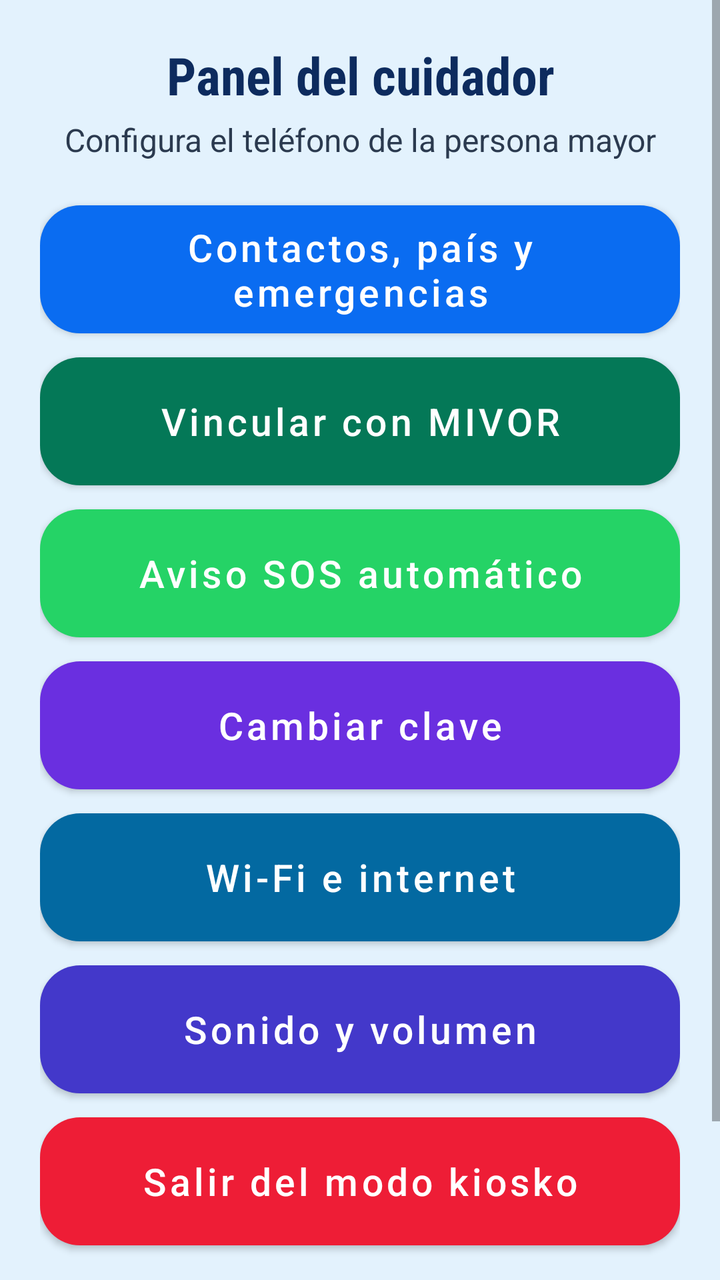
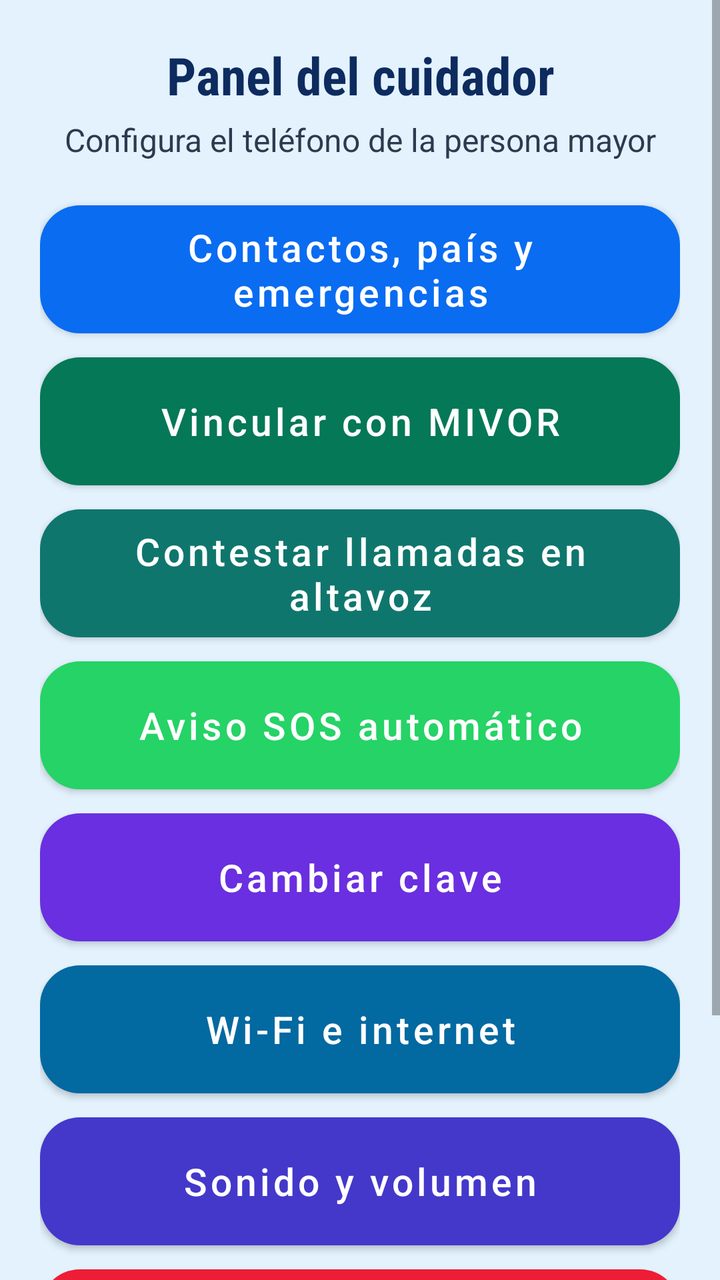

Two renders of the same Android screen: before a commit and after it. Below are the layout's source before the change and the commit's diff.
<!-- AndroidManifest.xml: application theme Theme.MivorKiosk -->
<!-- res/layout/dialog_settings.xml -->
<?xml version="1.0" encoding="utf-8"?>
<ScrollView xmlns:android="http://schemas.android.com/apk/res/android"
    xmlns:app="http://schemas.android.com/apk/res-auto"
    android:layout_width="match_parent"
    android:layout_height="wrap_content">

    <LinearLayout
        style="@style/DialogRoot"
        android:layout_width="match_parent"
        android:layout_height="wrap_content">

        <TextView
            style="@style/DialogTitle"
            android:text="Panel del cuidador" />

        <TextView
            style="@style/DialogSub"
            android:text="Configura el teléfono de la persona mayor" />

        <com.google.android.material.button.MaterialButton
            android:id="@+id/btnSettingContacts"
            style="@style/BigButton"
            android:text="Contactos, país y emergencias"
            app:backgroundTint="@color/c_blue" />

        
        <com.google.android.material.button.MaterialButton
            android:id="@+id/btnSettingMivorLink"
            style="@style/BigButton"
            android:text="Vincular con MIVOR"
            app:backgroundTint="#047857" />

        <com.google.android.material.button.MaterialButton
            android:id="@+id/btnSettingSosAuto"
            style="@style/BigButton"
            android:text="Aviso SOS automático"
            app:backgroundTint="@color/c_green" />

        
        <com.google.android.material.button.MaterialButton
            android:id="@+id/btnSettingSosAlert"
            style="@style/BigButton"
            android:text="Permitir aviso de emergencia"
            android:visibility="gone"
            app:backgroundTint="@color/c_red" />

        <com.google.android.material.button.MaterialButton
            android:id="@+id/btnSettingPin"
            style="@style/BigButton"
            android:text="Cambiar clave"
            app:backgroundTint="@color/c_violet" />

        <com.google.android.material.button.MaterialButton
            android:id="@+id/btnSettingWifi"
            style="@style/BigButton"
            android:text="Wi-Fi e internet"
            app:backgroundTint="#0369A1" />

        <com.google.android.material.button.MaterialButton
            android:id="@+id/btnSettingVolume"
            style="@style/BigButton"
            android:text="Sonido y volumen"
            app:backgroundTint="#4338CA" />

        <com.google.android.material.button.MaterialButton
            android:id="@+id/btnSettingExitKiosk"
            style="@style/BigButton"
            android:text="Salir del modo kiosko"
            app:backgroundTint="@color/c_red" />

        <com.google.android.material.button.MaterialButton
            android:id="@+id/btnCloseSettings"
            style="@style/BigButton.Light"
            android:layout_marginTop="12dp"
            android:text="Cerrar" />
    </LinearLayout>
</ScrollView>
<!-- resources referenced by this layout -->
<resources>
  <color name="c_blue">#0A6CF1</color>
  <color name="c_green">#25D366</color>
  <color name="c_red">#EE1D36</color>
  <color name="c_violet">#6A2FE0</color>
  <style name="BigButton" parent="Widget.MaterialComponents.Button">
          <item name="android:layout_width">match_parent</item>
          <item name="android:layout_height">64dp</item>
          <item name="android:layout_marginTop">6dp</item>
          <item name="android:layout_marginBottom">6dp</item>
          <item name="android:textSize">19sp</item>
          <item name="android:textAllCaps">false</item>
          <item name="android:textColor">@android:color/white</item>
          <item name="android:insetTop">0dp</item>
          <item name="android:insetBottom">0dp</item>
          <item name="cornerRadius">20dp</item>
      </style>
  <style name="BigButton.Light">
          <item name="android:textColor">@color/text_title</item>
          <item name="backgroundTint">@color/circle_gray</item>
      </style>
  <style name="DialogRoot">
          <item name="android:padding">20dp</item>
          <item name="android:orientation">vertical</item>
      </style>
  <style name="DialogSub">
          <item name="android:layout_width">match_parent</item>
          <item name="android:layout_height">wrap_content</item>
          <item name="android:gravity">center</item>
          <item name="android:textColor">@color/text_sub</item>
          <item name="android:textSize">16sp</item>
          <item name="android:layout_marginTop">4dp</item>
          <item name="android:layout_marginBottom">16dp</item>
      </style>
  <style name="DialogTitle">
          <item name="android:layout_width">match_parent</item>
          <item name="android:layout_height">wrap_content</item>
          <item name="android:gravity">center</item>
          <item name="android:textColor">@color/text_title</item>
          <item name="android:textSize">26sp</item>
          <item name="android:textStyle">bold</item>
          <item name="android:fontFamily">sans-serif-condensed</item>
      </style>
  <style name="Theme.MivorKiosk" parent="Theme.MaterialComponents.DayNight.NoActionBar">
          <item name="colorPrimary">@color/primary</item>
          <item name="colorPrimaryDark">@color/bg_main</item>
          <item name="colorAccent">@color/accent</item>
          <item name="android:windowBackground">@color/bg_main</item>
          <item name="android:statusBarColor">@color/bg_main</item>
          <item name="android:navigationBarColor">@color/bg_main</item>
          <item name="android:windowLightStatusBar">false</item>
      </style>
  <color name="text_title">#0D2B5E</color>
  <color name="circle_gray">#DDE6EE</color>
  <color name="text_sub">#2B3A4F</color>
  <color name="primary">#0055ff</color>
  <color name="bg_main">#E3F2FD</color>
  <color name="accent">#00ab84</color>
</resources>

<!-- the commit's change to res/layout/dialog_settings.xml (unified diff, before → after) -->
@@ -29,6 +29,13 @@
             style="@style/BigButton"
             android:text="Vincular con MIVOR"
             app:backgroundTint="#047857" />
+
+        
+        <com.google.android.material.button.MaterialButton
+            android:id="@+id/btnSettingAutoAnswer"
+            style="@style/BigButton"
+            android:text="Contestar llamadas en altavoz"
+            app:backgroundTint="#0F766E" />
 
         <com.google.android.material.button.MaterialButton
             android:id="@+id/btnSettingSosAuto"
